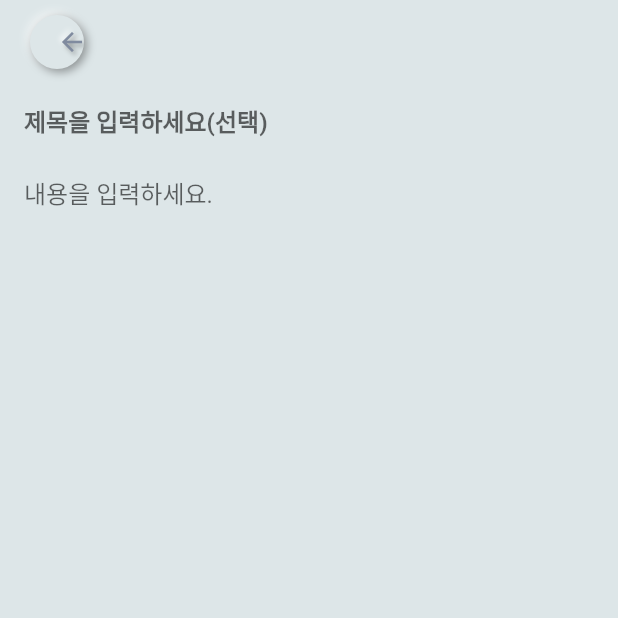
After one commit to Xim-ya/Flutter_Paak_coding_contest, a Flutter app: the screen it shows after launch, on a phone screen of 412 x 824 dp, the top half of it. The commit adds this screen. Run offline on Flutter 3.47's test engine with Material 2 defaults, Android fonts, the phone set to English and light mode, and no system bars; drawn by our look-alikes of flutter_neumorphic; our stand-ins replace auto_animated, device_preview, flutter_slidable, get.

Commit message:
dev : addEditScreen 구현 중 Expanded Scroll View 이슈 해결

```diff
--- /dev/null
+++ b/lib/screens/add_edit_screen.dart
@@ -0,0 +1,77 @@
+import 'package:park_coding_contest_memo_app/utilities/index.dart';
+
+class AddEditScreen extends StatelessWidget {
+  const AddEditScreen({Key? key}) : super(key: key);
+
+  @override
+  Widget build(BuildContext context) {
+    return Scaffold(
+      appBar: AppBar(
+        leading: Container(
+          margin: const EdgeInsets.only(left: 20),
+          child: NeumorphicButton(
+            onPressed: () {
+              Get.back();
+            },
+            style: const NeumorphicStyle(boxShape: NeumorphicBoxShape.circle()),
+            child: Center(
+              child: NeumorphicIcon(
+                Icons.arrow_back,
+                style: const NeumorphicStyle(color: kLAccentColor),
+                size: 20,
+              ),
+            ),
+          ),
+        ),
+        backgroundColor: Theme.of(context).backgroundColor,
+        elevation: 0,
+      ),
+      backgroundColor: Theme.of(context).backgroundColor,
+      body: CustomScrollView(
+        slivers: <Widget>[
+          SliverFillRemaining(
+            hasScrollBody: false,
+            child: Padding(
+              padding: const EdgeInsets.symmetric(horizontal: 16),
+              child: Column(
+                children: <Widget>[
+                  /* Title */
+                  TextField(
+                    style: const TextStyle(fontWeight: FontWeight.bold),
+                    decoration: InputDecoration(
+                      hintText: "제목을 입력하세요(선택)",
+                      enabledBorder: const UnderlineInputBorder(
+                        borderSide: BorderSide(
+                          color: Colors.transparent,
+                        ),
+                      ),
+                      focusedBorder: UnderlineInputBorder(
+                        borderSide: BorderSide(
+                          color: kLAccentColor.withOpacity(0.8),
+                        ),
+                      ),
+                    ),
+                  ),
+
+                  /* MemoContent */
+                  Flexible(
+                    child: TextFormField(
+                      scrollPhysics: const NeverScrollableScrollPhysics(),
+                      textInputAction: TextInputAction.newline,
+                      keyboardType: TextInputType.multiline,
+                      minLines: null,
+                      maxLines: null,
+                      expands: true, // If
+                      decoration: const InputDecoration(
+                          hintText: "내용을 입력하세요.", border: InputBorder.none),
+                    ),
+                  ),
+                ],
+              ),
+            ),
+          ),
+        ],
+      ),
+    );
+  }
+}
--- a/lib/utilities/index.dart
+++ b/lib/utilities/index.dart
@@ -10,6 +10,7 @@ export 'package:get/get.dart';
 
 /* Screens */
 export 'package:park_coding_contest_memo_app/screens/main_screen.dart';
+export 'package:park_coding_contest_memo_app/screens/add_edit_screen.dart';
 
 /* Widgets */
 export 'package:park_coding_contest_memo_app/widgets/main_screen_app_bar.dart';
--- a/lib/utilities/palette.dart
+++ b/lib/utilities/palette.dart
@@ -2,6 +2,7 @@ import 'package:flutter/material.dart';
 
 /* Light Mode */
 const Color kLBackgroundColor = Color(0xFFF0F0F3);
+const Color kL1BackgroundColor = Color(0xFFDDE6E8);
 const Color kLAccentColor = Color(0xFF808B9F);
 const Color kLSubTextColor = Color(0xFFA2AFC7);
 const Color kLBoxBorderColor = Color(0xFFEBEBEB);
--- a/lib/widgets/main_screen_app_bar.dart
+++ b/lib/widgets/main_screen_app_bar.dart
@@ -10,7 +10,7 @@ class MainScreenAppBar extends StatelessWidget {
       floating: false,
       pinned: true,
       expandedHeight: 120,
-      backgroundColor: NeumorphicTheme.baseColor(context),
+      backgroundColor: Theme.of(context).backgroundColor,
       flexibleSpace: Row(
         crossAxisAlignment: CrossAxisAlignment.center,
         children: <Widget>[
--- a/lib/widgets/memo_list_item.dart
+++ b/lib/widgets/memo_list_item.dart
@@ -11,6 +11,7 @@ class MemoItem extends StatelessWidget {
       padding: const EdgeInsets.symmetric(horizontal: 16),
       child: NeumorphicButton(
         style: const NeumorphicStyle(
+          color: kL1BackgroundColor,
           depth: 4,
           border: NeumorphicBorder(
             color: kLBoxBorderColor,
```
Also changed, not shown: lib/main.dart (+3 -14 lines), lib/screens/main_screen.dart (+6 -2 lines).
